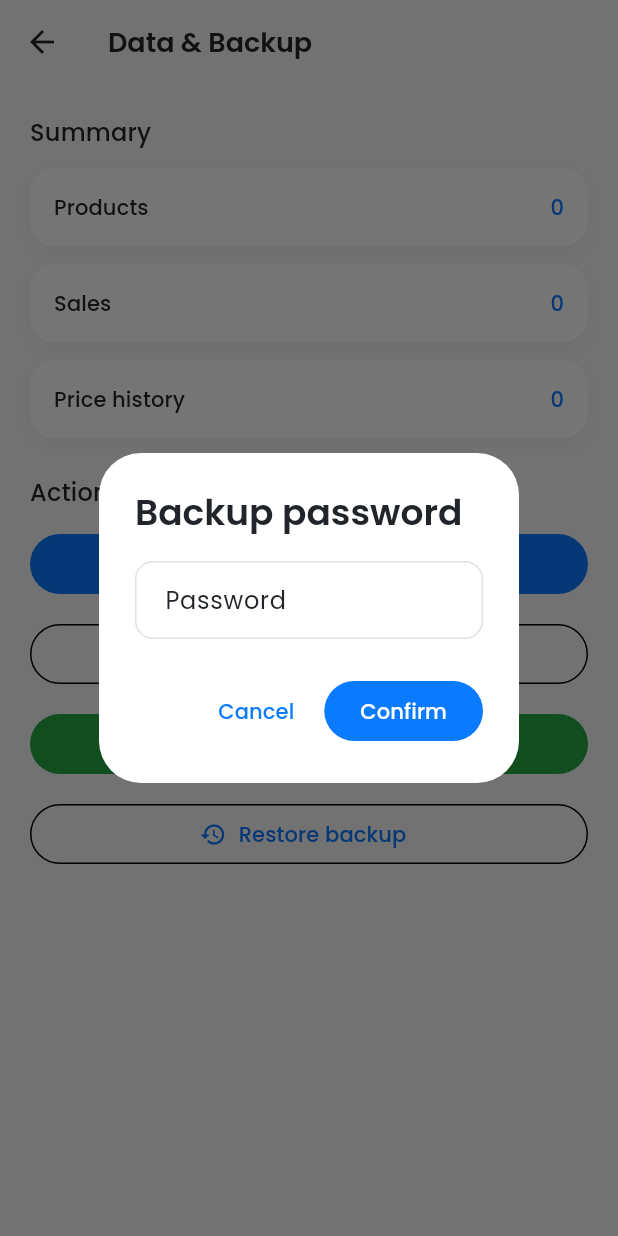
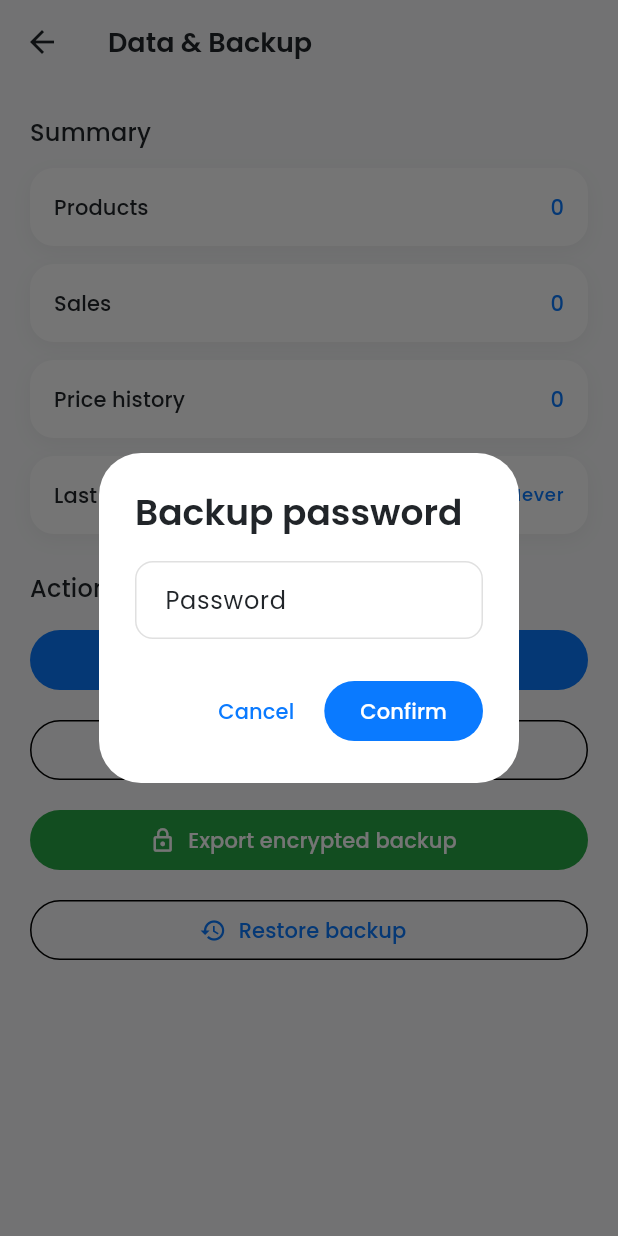
Before and after one commit to christhoval06/cosecha_app, a Flutter app: the DataBackupScreen screen opened by its route, after a tap on "Export encrypted backup", on a phone screen of 412 x 824 dp. Run offline on Flutter 3.47's test engine with Material 3 defaults, Android fonts, the phone set to English and light mode, and no system bars; our stand-ins replace animated_text_kit, dots_indicator, file_picker, fl_chart, flutter_form_builder, flutter_heatmap_calendar and 8 more; missing offline and left inert: cryptography, excel; accounts and stored records are empty.

```diff
--- a/lib/features/settings/data_backup_screen.dart
+++ b/lib/features/settings/data_backup_screen.dart
@@ -4,8 +4,11 @@ import 'package:flutter/material.dart';
 import 'package:flutter/foundation.dart';
 import 'package:hive_flutter/hive_flutter.dart';
 import 'package:file_picker/file_picker.dart';
+import 'package:intl/intl.dart';
 import 'package:share_plus/share_plus.dart';
+import 'package:shared_preferences/shared_preferences.dart';
 
+import '../../core/constants/app_prefs.dart';
 import '../../core/services/backup_service.dart';
 import '../../core/services/excel_export_service.dart';
 import '../../core/services/app_services.dart';
@@ -16,8 +19,22 @@ import '../../data/models/product_price_history.dart';
 import '../../data/models/sale_transaction.dart';
 import '../../l10n/app_localizations.dart';
 
-class DataBackupScreen extends StatelessWidget {
+class DataBackupScreen extends StatefulWidget {
   const DataBackupScreen({super.key});
+
+  @override
+  State<DataBackupScreen> createState() => _DataBackupScreenState();
+}
+
+class _DataBackupScreenState extends State<DataBackupScreen> {
+  int _lastBackupRefreshTick = 0;
+
+  void _refreshLastBackup() {
+    if (!mounted) return;
+    setState(() {
+      _lastBackupRefreshTick++;
+    });
+  }
 
   @override
   Widget build(BuildContext context) {
@@ -55,6 +72,8 @@ class DataBackupScreen extends StatelessWidget {
                 HiveBoxes.productPriceHistory,
               ).listenable(),
             ),
+            const SizedBox(height: 12),
+            _LastBackupCard(refreshTick: _lastBackupRefreshTick),
             const SizedBox(height: 24),
             Text(
               l10n.dataBackupActionsTitle,
@@ -91,7 +110,11 @@ class DataBackupScreen extends StatelessWidget {
                   foregroundColor: colorScheme.onSecondaryContainer,
                 ),
                 onPressed: () {
-                  _exportEncrypted(context, l10n);
+                  _exportEncrypted(
+                    context,
+                    l10n,
+                    onBackupCompleted: _refreshLastBackup,
+                  );
                 },
                 icon: const Icon(Icons.lock_outline),
                 label: Text(l10n.dataBackupExportEncrypted),
@@ -111,6 +134,61 @@ class DataBackupScreen extends StatelessWidget {
           ],
         ),
       ),
+    );
+  }
+}
+
+class _LastBackupCard extends StatelessWidget {
+  const _LastBackupCard({required this.refreshTick});
+
+  final int refreshTick;
+
+  @override
+  Widget build(BuildContext context) {
+    final l10n = AppLocalizations.of(context);
+    final colorScheme = Theme.of(context).colorScheme;
+    final shadowColor = Theme.of(context).shadowColor;
+
+    return FutureBuilder<int?>(
+      future: _readLastBackupAt(),
+      key: ValueKey(refreshTick),
+      builder: (context, snapshot) {
+        final millis = snapshot.data;
+        final value = millis == null
+            ? l10n.dataBackupLastBackupNever
+            : _formatLastBackup(context, millis);
+
+        return Container(
+          padding: const EdgeInsets.all(16),
+          decoration: BoxDecoration(
+            color: colorScheme.surface,
+            borderRadius: BorderRadius.circular(16),
+            boxShadow: [
+              BoxShadow(
+                color: shadowColor.withValues(alpha: 0.04),
+                blurRadius: 10,
+                offset: const Offset(0, 4),
+              ),
+            ],
+          ),
+          child: Row(
+            children: [
+              Expanded(
+                child: Text(
+                  l10n.dataBackupLastBackupTitle,
+                  style: Theme.of(context).textTheme.titleSmall,
+                ),
+              ),
+              Text(
+                value,
+                style: Theme.of(
+                  context,
+                ).textTheme.labelMedium?.copyWith(color: colorScheme.primary),
+              ),
+            ],
+          ),
+        );
+      },
     );
   }
 }
@@ -204,8 +282,9 @@ Future<void> _configureExcelExport(BuildContext context) async {
 
 Future<void> _exportEncrypted(
   BuildContext context,
-  AppLocalizations l10n,
-) async {
+  AppLocalizations l10n, {
+  VoidCallback? onBackupCompleted,
+}) async {
   final password = await _askPassword(context, l10n);
   if (!context.mounted) return;
   if (password == null || password.isEmpty) return;
@@ -225,6 +304,7 @@ Future<void> _exportEncrypted(
     );
   }
   await AppServices.backupReminders.onBackupCompleted();
+  onBackupCompleted?.call();
 }
 
 Future<void> _restoreBackup(BuildContext context, AppLocalizations l10n) async {
@@ -355,3 +435,14 @@ Rect _shareOrigin(BuildContext context) {
   final origin = box.localToGlobal(Offset.zero) & box.size;
   return origin;
 }
+
+Future<int?> _readLastBackupAt() async {
+  final prefs = await SharedPreferences.getInstance();
+  return prefs.getInt(AppPrefs.backupLastCompletedAtMs);
+}
+
+String _formatLastBackup(BuildContext context, int millis) {
+  final locale = Localizations.localeOf(context).toLanguageTag();
+  final date = DateTime.fromMillisecondsSinceEpoch(millis);
+  return DateFormat.yMMMd(locale).add_jm().format(date);
+}
--- a/lib/l10n/app_en.arb
+++ b/lib/l10n/app_en.arb
@@ -300,6 +300,8 @@
   "dataBackupProducts": "Products",
   "dataBackupSales": "Sales",
   "dataBackupPriceHistory": "Price history",
+  "dataBackupLastBackupTitle": "Last backup",
+  "dataBackupLastBackupNever": "Never",
   "dataBackupActionsTitle": "Actions",
   "dataBackupExportExcel": "Export to Excel",
   "dataBackupExportConfig": "Configure Excel export",
--- a/lib/l10n/app_es.arb
+++ b/lib/l10n/app_es.arb
@@ -300,6 +300,8 @@
   "dataBackupProducts": "Productos",
   "dataBackupSales": "Ventas",
   "dataBackupPriceHistory": "Historial de precios",
+  "dataBackupLastBackupTitle": "Último respaldo",
+  "dataBackupLastBackupNever": "Nunca",
   "dataBackupActionsTitle": "Acciones",
   "dataBackupExportExcel": "Exportar a Excel",
   "dataBackupExportConfig": "Configurar exportacion Excel",
--- a/lib/l10n/app_localizations.dart
+++ b/lib/l10n/app_localizations.dart
@@ -1458,6 +1458,18 @@ abstract class AppLocalizations {
   /// **'Historial de precios'**
   String get dataBackupPriceHistory;
 
+  /// No description provided for @dataBackupLastBackupTitle.
+  ///
+  /// In es, this message translates to:
+  /// **'Último respaldo'**
+  String get dataBackupLastBackupTitle;
+
+  /// No description provided for @dataBackupLastBackupNever.
+  ///
+  /// In es, this message translates to:
+  /// **'Nunca'**
+  String get dataBackupLastBackupNever;
+
   /// No description provided for @dataBackupActionsTitle.
   ///
   /// In es, this message translates to:
--- a/lib/l10n/app_localizations_en.dart
+++ b/lib/l10n/app_localizations_en.dart
@@ -730,6 +730,12 @@ class AppLocalizationsEn extends AppLocalizations {
   String get dataBackupPriceHistory => 'Price history';
 
   @override
+  String get dataBackupLastBackupTitle => 'Last backup';
+
+  @override
+  String get dataBackupLastBackupNever => 'Never';
+
+  @override
   String get dataBackupActionsTitle => 'Actions';
 
   @override
--- a/lib/l10n/app_localizations_es.dart
+++ b/lib/l10n/app_localizations_es.dart
@@ -737,6 +737,12 @@ class AppLocalizationsEs extends AppLocalizations {
   String get dataBackupPriceHistory => 'Historial de precios';
 
   @override
+  String get dataBackupLastBackupTitle => 'Último respaldo';
+
+  @override
+  String get dataBackupLastBackupNever => 'Nunca';
+
+  @override
   String get dataBackupActionsTitle => 'Acciones';
 
   @override
```
Also changed, not shown: 1 other file.
